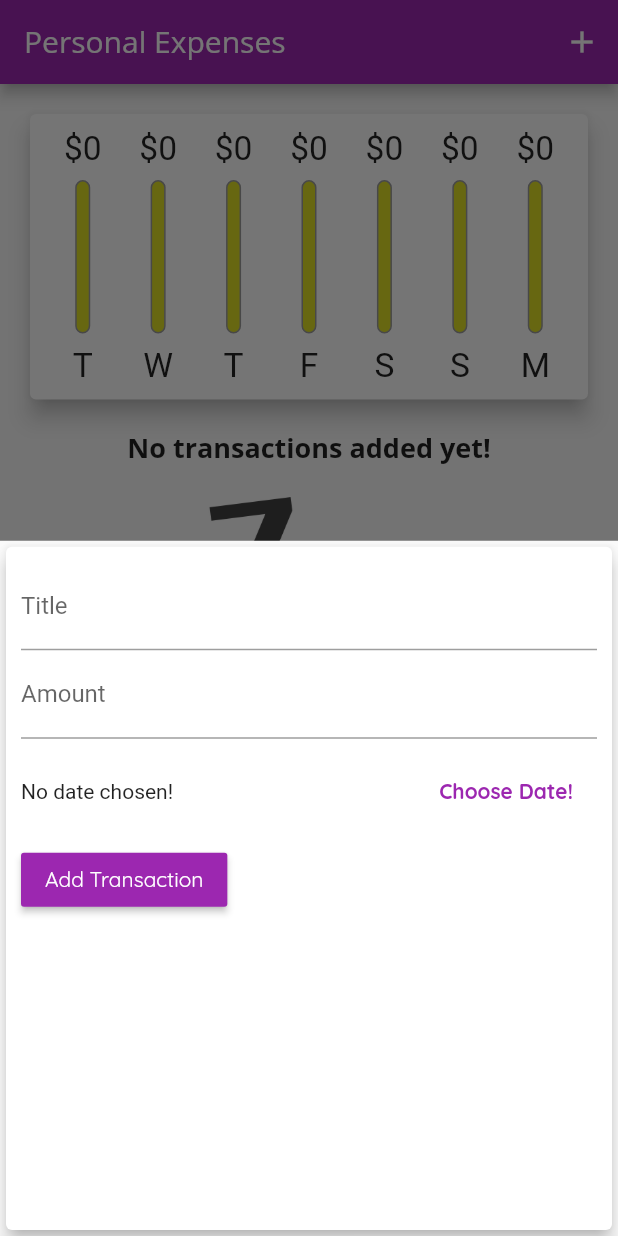
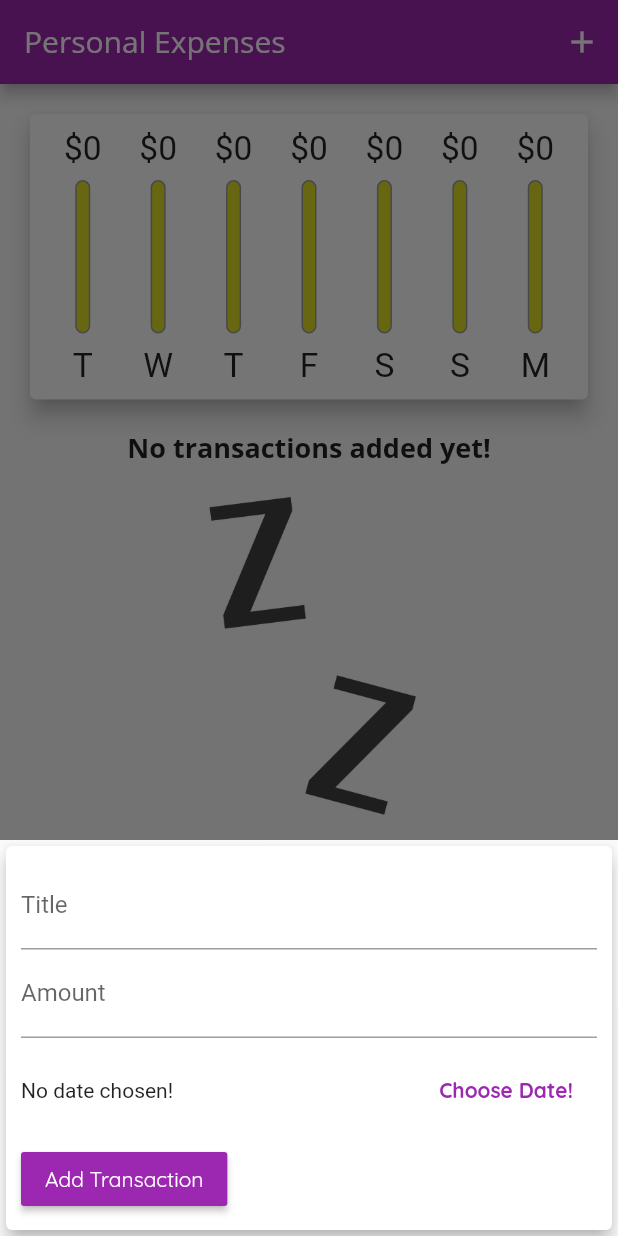
Before and after one commit to ayoline/Personal-Expenses-app, a Flutter app: the screen it shows after launch, after a tap on the "add" icon, on a phone screen of 412 x 824 dp. Run offline on Flutter 3.47's test engine with Material 2 defaults, Android fonts, the phone set to English and light mode, and no system bars.

Commit message:
correct some visual things

```diff
--- a/lib/main.dart
+++ b/lib/main.dart
@@ -1,4 +1,6 @@
 // ignore_for_file: deprecated_member_use, sized_box_for_whitespace
+import 'dart:io';
+
 import 'package:flutter/material.dart';
 
 import './widgets/chart.dart';
@@ -120,8 +122,8 @@ class _MyHomePageState extends State<MyHomePage> {
 
   @override
   Widget build(BuildContext context) {
-    final isLandscape =
-        MediaQuery.of(context).orientation == Orientation.landscape;
+    final mediaQuery = MediaQuery.of(context);
+    final isLandscape = mediaQuery.orientation == Orientation.landscape;
     final appBar = AppBar(
       title: const Text('Personal Expenses'),
       actions: [
@@ -132,9 +134,9 @@ class _MyHomePageState extends State<MyHomePage> {
       ],
     );
     final txListWidget = Container(
-      height: (MediaQuery.of(context).size.height -
+      height: (mediaQuery.size.height -
               appBar.preferredSize.height -
-              MediaQuery.of(context).padding.top) *
+              mediaQuery.padding.top) *
           0.7,
       child: TransactionList(_userTransactions, _deleteTransaction),
     );
@@ -150,7 +152,8 @@ class _MyHomePageState extends State<MyHomePage> {
                 mainAxisAlignment: MainAxisAlignment.center,
                 children: [
                   const Text('Show Chart'),
-                  Switch(
+                  Switch.adaptive(
+                    activeColor: Theme.of(context).colorScheme.secondary,
                     value: _showChart,
                     onChanged: (val) {
                       setState(() {
@@ -162,9 +165,9 @@ class _MyHomePageState extends State<MyHomePage> {
               ),
             if (!isLandscape)
               Container(
-                height: (MediaQuery.of(context).size.height -
+                height: (mediaQuery.size.height -
                         appBar.preferredSize.height -
-                        MediaQuery.of(context).padding.top) *
+                        mediaQuery.padding.top) *
                     0.3,
                 child: Chart(_recentTransaction),
               ),
@@ -172,9 +175,9 @@ class _MyHomePageState extends State<MyHomePage> {
             if (isLandscape)
               _showChart
                   ? Container(
-                      height: (MediaQuery.of(context).size.height -
+                      height: (mediaQuery.size.height -
                               appBar.preferredSize.height -
-                              MediaQuery.of(context).padding.top) *
+                              mediaQuery.padding.top) *
                           0.7,
                       child: Chart(_recentTransaction),
                     )
@@ -183,12 +186,14 @@ class _MyHomePageState extends State<MyHomePage> {
         ),
       ),
       floatingActionButtonLocation: FloatingActionButtonLocation.centerFloat,
-      floatingActionButton: FloatingActionButton(
-        onPressed: () => _startAddNewTransaction(context),
-        child: const Icon(
-          Icons.add,
-        ),
-      ),
+      floatingActionButton: Platform.isIOS
+          ? Container()
+          : FloatingActionButton(
+              onPressed: () => _startAddNewTransaction(context),
+              child: const Icon(
+                Icons.add,
+              ),
+            ),
     );
   }
 }
--- a/lib/widgets/new_transaction.dart
+++ b/lib/widgets/new_transaction.dart
@@ -55,10 +55,16 @@ class _NewTransactionState extends State<NewTransaction> {
 
   @override
   Widget build(BuildContext context) {
-    return Card(
+    return SingleChildScrollView(
+      child: Card(
         elevation: 5,
         child: Container(
-        padding: const EdgeInsets.all(10),
+          padding: EdgeInsets.only(
+            top: 10,
+            left: 10,
+            right: 10,
+            bottom: MediaQuery.of(context).viewInsets.bottom + 10,
+          ),
           child: Column(
             crossAxisAlignment: CrossAxisAlignment.start,
             children: [
@@ -111,6 +117,7 @@ class _NewTransactionState extends State<NewTransaction> {
             ],
           ),
         ),
+      ),
     );
   }
 }
--- a/lib/widgets/transaction_list.dart
+++ b/lib/widgets/transaction_list.dart
@@ -61,11 +61,19 @@ class TransactionList extends StatelessWidget {
                     DateFormat.yMMMd()
                         .format(_transaction[index].date as DateTime),
                   ),
-                  trailing: IconButton(
-                    icon: const Icon(Icons.delete),
-                    color: Theme.of(context).errorColor,
-                    onPressed: () => deleteTx(_transaction[index].id),
-                  ),
+                  trailing: MediaQuery.of(context).size.width > 360
+                      // ignore: deprecated_member_use
+                      ? FlatButton.icon(
+                          textColor: Theme.of(context).errorColor,
+                          onPressed: () => deleteTx(_transaction[index].id),
+                          icon: Icon(Icons.delete),
+                          label: Text('Delete'),
+                        )
+                      : IconButton(
+                          icon: const Icon(Icons.delete),
+                          color: Theme.of(context).errorColor,
+                          onPressed: () => deleteTx(_transaction[index].id),
+                        ),
                 ),
               );
             },
```
Lines whose indentation alone changed are shown as unchanged.
